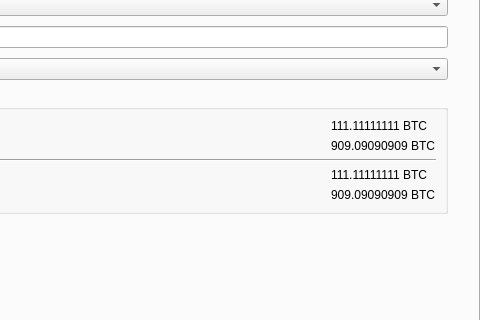
This is src/qt/forms/optionsdialog.ui in revolutionchain/revo as Qt 5 draws it before an edit; both pictures show x 352 to 832 and y 84 to 404 of the 832 by 587 pixel window. The edited form follows.
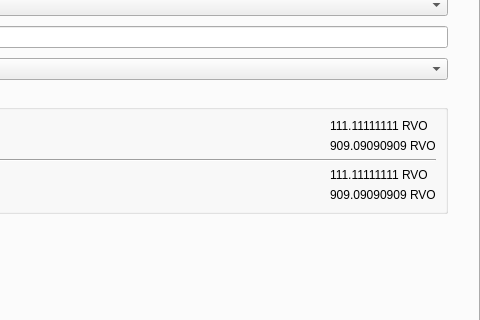
This is the edited form. The open tabs and pages were chosen to show the change. Custom widgets are drawn as their Qt base class.

The edit to the form file:
```diff
--- a/src/qt/forms/optionsdialog.ui
+++ b/src/qt/forms/optionsdialog.ui
@@ -1009,14 +1009,14 @@
               <item>
                <widget class="QLabel" name="embeddedFont_label_1">
                 <property name="text">
-                 <string notr="true">111.11111111 BTC</string>
+                 <string notr="true">111.11111111 RVO</string>
                 </property>
                </widget>
               </item>
               <item>
                <widget class="QLabel" name="embeddedFont_label_9">
                 <property name="text">
-                 <string notr="true">909.09090909 BTC</string>
+                 <string notr="true">909.09090909 RVO</string>
                 </property>
                </widget>
               </item>
@@ -1058,14 +1058,14 @@
               <item>
                <widget class="QLabel" name="systemFont_label_1">
                 <property name="text">
-                 <string notr="true">111.11111111 BTC</string>
+                 <string notr="true">111.11111111 RVO</string>
                 </property>
                </widget>
               </item>
               <item>
                <widget class="QLabel" name="systemFont_label_9">
                 <property name="text">
-                 <string notr="true">909.09090909 BTC</string>
+                 <string notr="true">909.09090909 RVO</string>
                 </property>
                </widget>
               </item>
```
